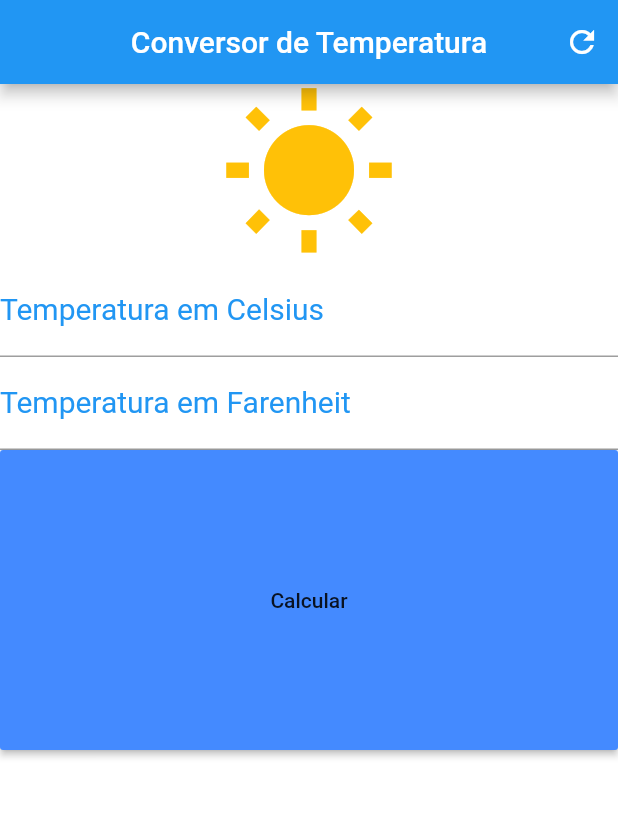
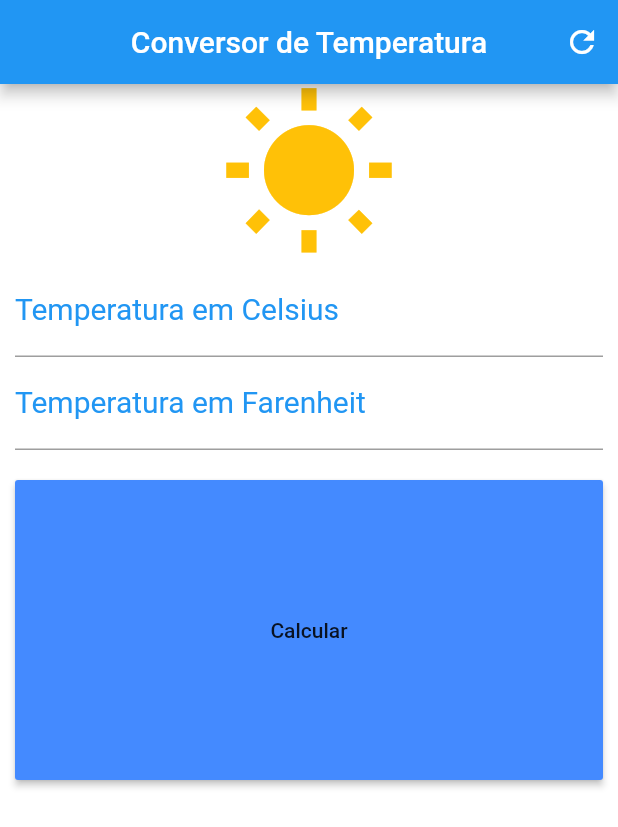
Before and after one commit to WeversonLuiz/mobile-flutter-conversor, a Flutter app: the screen it shows after launch, on a phone screen of 412 x 824 dp. Shown: the top 827 px of the screen. Run offline on Flutter 3.47's test engine with Material 2 defaults, Android fonts, the phone set to English and light mode, and no system bars.

Commit message:
Ajustando os componentes

```diff
--- a/lib/main.dart
+++ b/lib/main.dart
@@ -40,6 +40,11 @@ class _HomeState extends State<Home> {
       child: raisedButton,
     );
 
+    Padding padding = Padding(
+        padding: EdgeInsets.only(top: 20.0),
+        child: containerBtn,
+    );
+
     TextField tempCelsius = TextField(
       keyboardType: TextInputType.number,
       decoration: InputDecoration(
@@ -63,12 +68,13 @@ class _HomeState extends State<Home> {
     Column column = Column(
       crossAxisAlignment: CrossAxisAlignment.stretch,
         children: <Widget>[
-          icon, tempCelsius, tempFarenheit, containerBtn,
+          icon, tempCelsius, tempFarenheit, padding,
         ],
     );
 
     SingleChildScrollView singleChildScrollView = SingleChildScrollView(
       child: column,
+      padding: EdgeInsets.fromLTRB(10.0, 0, 10.0, 0),
     );
 
     Scaffold scaffold = Scaffold(
```
